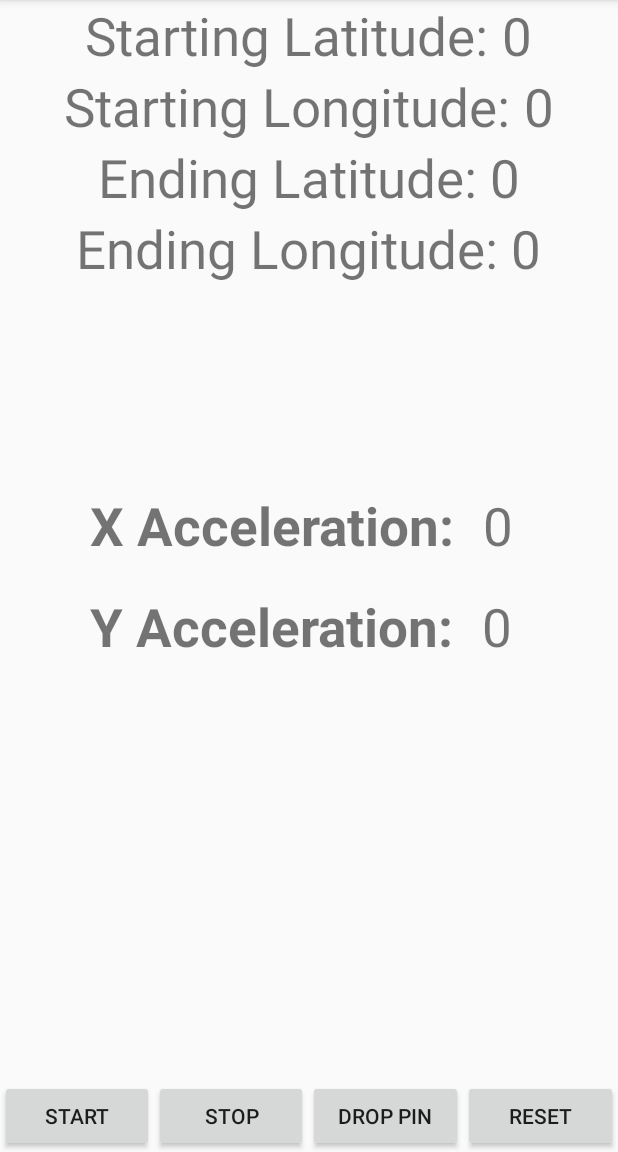
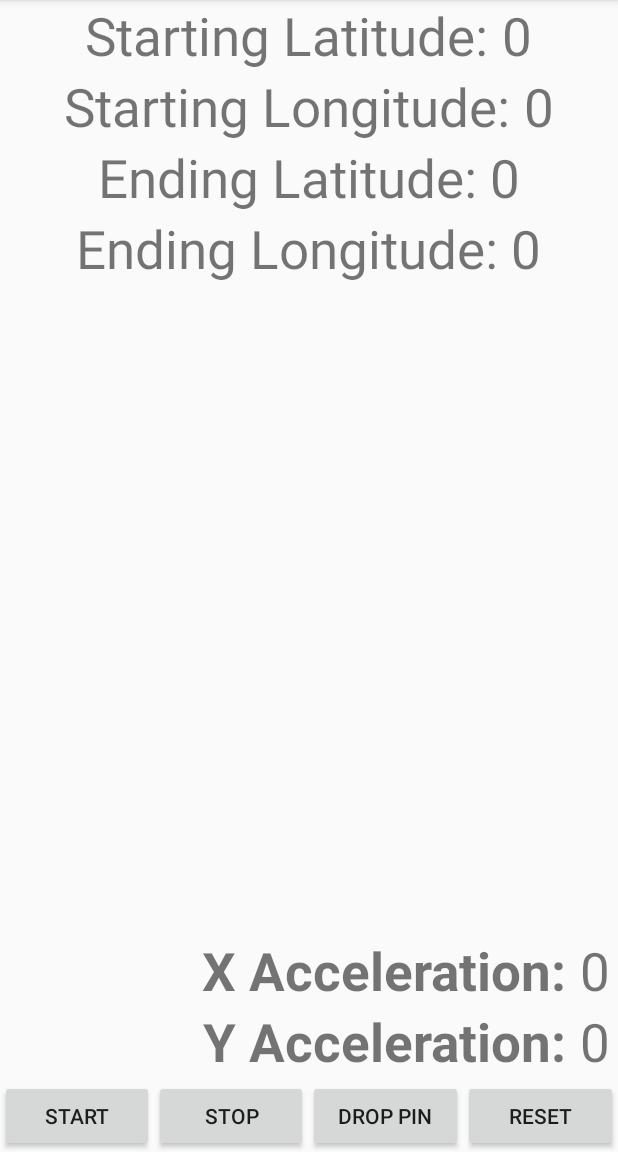
Before and after one commit to TomasCespedes/GPS_Sensor_Locator, an Android app: the screen it shows after launch (MainActivity), on a phone screen of 412 x 824 dp, the part 84-1236 px from its top. Run offline under Robolectric (Android 15) with nearby library versions, the phone set to English and light mode, and no system bars.

Commit message:
fix layouts

```diff
--- a/app/src/main/res/layout/activity_main.xml
+++ b/app/src/main/res/layout/activity_main.xml
@@ -111,7 +111,9 @@
     <LinearLayout
         android:layout_width="match_parent"
         android:layout_height="match_parent"
-        android:gravity="center"
+        android:gravity="bottom|right"
+        android:paddingBottom="50dp"
+        android:paddingRight="5dp"
         android:orientation="vertical">
 
         <LinearLayout
@@ -134,7 +136,6 @@
                 android:layout_height="wrap_content"
                 android:layout_weight="1"
                 android:maxLength="5"
-                android:padding="10dp"
                 android:text="0"
                 android:textSize="35sp" />
 
@@ -160,7 +161,6 @@
                 android:layout_height="wrap_content"
                 android:layout_weight="1"
                 android:maxLength="5"
-                android:padding="10dp"
                 android:text="@string/_0"
                 android:textSize="35sp" />
 
```
